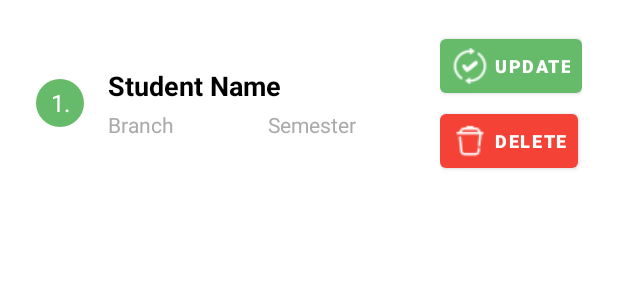
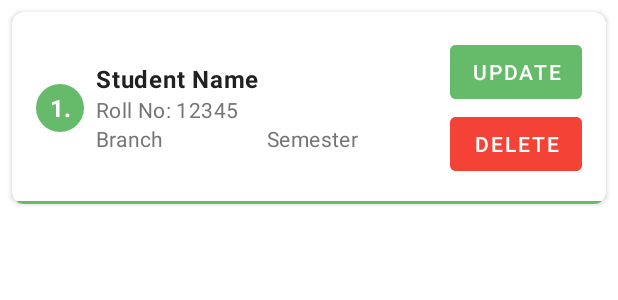
Before and after one commit to vishshivam/AttendanceApp, an Android app: the layout manage_item.xml on its own in the app's theme, with its tools: preview values and no code run, on a phone screen of 412 x 824 dp. Shown: the top 300 px of the screen. Run offline under Robolectric (Android 15) with nearby library versions, the phone set to English and light mode, and no system bars.

Commit message:
modified manage activity

```diff
--- a/app/src/main/java/com/example/attendo/ManageStudent.java
+++ b/app/src/main/java/com/example/attendo/ManageStudent.java
@@ -6,10 +6,12 @@ public class ManageStudent {
     private String name;
     private String branch;
     private int semester;
+    private String rollno;
 
-    public ManageStudent(long id, String name, String branch, int semester) {
+    public ManageStudent(long id, String name,String rollno,String branch, int semester) {
         this.id = id;
         this.name = name;
+        this.rollno = rollno;
         this.branch = branch;
         this.semester = semester;
     }
@@ -29,4 +31,6 @@ public class ManageStudent {
     public int getSemester() {
         return semester;
     }
+
+    public String getRollno() {  return rollno; }
 }
--- a/app/src/main/java/com/example/attendo/ManageStudentsActivity.java
+++ b/app/src/main/java/com/example/attendo/ManageStudentsActivity.java
@@ -63,9 +63,10 @@ public class ManageStudentsActivity extends AppCompatActivity {
             do {
                 long id = cursor.getLong(cursor.getColumnIndexOrThrow(DatabaseHelper.COLUMN_STUDENT_ID));
                 String name = cursor.getString(cursor.getColumnIndexOrThrow(DatabaseHelper.COLUMN_STUDENT_NAME));
+                String rollno = cursor.getString(cursor.getColumnIndexOrThrow(DatabaseHelper.COLUMN_STUDENT_ROLL_NO));
                 String branch = cursor.getString(cursor.getColumnIndexOrThrow(DatabaseHelper.COLUMN_BRANCH));
                 int semester = cursor.getInt(cursor.getColumnIndexOrThrow(DatabaseHelper.COLUMN_SEMESTER));
-                students.add(new ManageStudent(id, name, branch, semester));
+                students.add(new ManageStudent(id,name,rollno,branch,semester));
             } while (cursor.moveToNext());
             cursor.close();
         }
--- a/app/src/main/java/com/example/attendo/ReportActivity.java
+++ b/app/src/main/java/com/example/attendo/ReportActivity.java
@@ -48,7 +48,6 @@ public class ReportActivity extends AppCompatActivity {
 
         selectedDate = Calendar.getInstance();
         dateFormat = new SimpleDateFormat("yyyy-MM-dd", Locale.getDefault());
-
         buttonDate.setOnClickListener(new View.OnClickListener() {
             @Override
             public void onClick(View v) {
--- a/app/src/main/java/com/example/attendo/TakeAttendanceActivity.java
+++ b/app/src/main/java/com/example/attendo/TakeAttendanceActivity.java
@@ -65,6 +65,7 @@ public class TakeAttendanceActivity extends AppCompatActivity {
 
         dbHelper = new DatabaseHelper(this);
         calendar = Calendar.getInstance();
+        //populateDummyData(); // Add this line
 
         setupSpinners();
         setupRecyclerView();
@@ -85,6 +86,8 @@ public class TakeAttendanceActivity extends AppCompatActivity {
 
         btnBulkAttendance.setOnClickListener(v -> markAllPresent());
     }
+
+
     private void markAllPresent() {
         allPresent = !allPresent; // Toggle the state
         studentAdapter.markAllPresent(allPresent);
--- a/app/src/main/res/layout/item_report.xml
+++ b/app/src/main/res/layout/item_report.xml
@@ -26,7 +26,7 @@
             android:gravity="center"
             android:text="1."
             android:textColor="@color/white"
-            android:textSize="16sp" />
+            android:textSize="14sp" />
 
         <LinearLayout
             android:layout_width="0dp"
@@ -42,7 +42,7 @@
                 android:layout_weight="1"
                 android:text="Student Name"
                 android:textColor="@color/black"
-                android:textSize="18sp"
+                android:textSize="14sp"
                 android:textStyle="bold" />
 
             <TextView
--- a/app/src/main/res/layout/manage_item.xml
+++ b/app/src/main/res/layout/manage_item.xml
@@ -4,22 +4,15 @@
     xmlns:tools="http://schemas.android.com/tools"
     android:layout_width="match_parent"
     android:layout_height="wrap_content"
-    android:layout_marginHorizontal="8dp"
-    android:layout_marginVertical="4dp"
+    android:layout_margin="8dp"
     app:cardCornerRadius="8dp"
-    app:cardElevation="0dp"
-    android:background="@drawable/soft_card_background">
-
-    <LinearLayout
-        android:layout_width="match_parent"
-        android:layout_height="wrap_content"
-        android:orientation="vertical"
-        android:padding="16dp">
+    app:cardElevation="2dp">
 
     <LinearLayout
         android:layout_width="match_parent"
         android:layout_height="wrap_content"
         android:orientation="horizontal"
+        android:padding="16dp"
         android:gravity="center_vertical">
 
         <TextView
@@ -27,12 +20,12 @@
             android:layout_width="32dp"
             android:layout_height="32dp"
             android:text="1."
-                android:background="@drawable/rounded_number_background"
             android:gravity="center"
             android:textColor="@color/white"
+            android:textStyle="bold"
             android:textSize="16sp"
-                android:layout_marginEnd="16dp"/>
-
+            android:background="@drawable/rounded_number_background"
+            />
         <LinearLayout
         android:layout_width="0dp"
         android:layout_height="wrap_content"
@@ -43,34 +36,45 @@
             android:id="@+id/textViewStudentName"
             android:layout_width="wrap_content"
             android:layout_height="wrap_content"
-                    android:textSize="18sp"
+            android:textAppearance="@style/TextAppearance.MaterialComponents.Body1"
+            android:textColor="@color/primaryTextColor"
             android:textStyle="bold"
-                    android:textColor="@color/black"
-                    tools:text="Student Name" />
+            tools:text="Student Name"
+            android:layout_marginStart="8dp"/>
+
+        <TextView
+            android:id="@+id/textViewStudentRollNo"
+            android:layout_width="wrap_content"
+            android:layout_height="wrap_content"
+            android:textAppearance="@style/TextAppearance.MaterialComponents.Body2"
+            android:textColor="@color/secondaryTextColor"
+            tools:text="Roll No: 12345"
+            android:layout_marginStart="8dp"/>
 
         <LinearLayout
             android:layout_width="match_parent"
             android:layout_height="wrap_content"
-                    android:orientation="horizontal"
-                    android:layout_marginTop="4dp">
+            android:orientation="horizontal">
 
             <TextView
                 android:id="@+id/textViewStudentBranch"
                 android:layout_width="0dp"
                 android:layout_height="wrap_content"
                 android:layout_weight="1"
-                        android:textSize="14sp"
-                        android:textColor="@android:color/darker_gray"
-                        tools:text="Branch" />
+                android:textAppearance="@style/TextAppearance.MaterialComponents.Body2"
+                android:textColor="@color/secondaryTextColor"
+                tools:text="Branch"
+                android:layout_marginStart="8dp"/>
 
             <TextView
                 android:id="@+id/textViewStudentSemester"
                 android:layout_width="0dp"
                 android:layout_height="wrap_content"
                 android:layout_weight="1"
-                        android:textSize="14sp"
-                        android:textColor="@android:color/darker_gray"
-                        tools:text="Semester" />
+                android:textAppearance="@style/TextAppearance.MaterialComponents.Body2"
+                android:textColor="@color/secondaryTextColor"
+                tools:text="Semester"
+                android:layout_marginStart="8dp"/>
         </LinearLayout>
     </LinearLayout>
 
@@ -79,39 +83,32 @@
             android:layout_height="wrap_content"
             android:orientation="vertical"
             android:gravity="center_vertical"
-                android:layout_marginStart="8dp">
+            android:layout_marginStart="16dp">
 
             <com.google.android.material.button.MaterialButton
                 android:id="@+id/buttonUpdate"
+                style="@style/Widget.MaterialComponents.Button.TextButton"
                 android:layout_width="wrap_content"
                 android:layout_height="wrap_content"
                 android:text="Update"
-                    android:textSize="12sp"
-                    android:paddingStart="8dp"
-                    android:paddingEnd="8dp"
-                    app:icon="@drawable/updated"
-                    app:iconGravity="textStart"
-                    app:iconPadding="4dp"
-                    android:textStyle="bold"
-                    android:textColor="@color/white"
-                    app:iconTint="@color/white"
-                    />
+                android:backgroundTint="@color/green_darker"
+                android:textColor="@color/white" />
+
             <com.google.android.material.button.MaterialButton
                 android:id="@+id/buttonDelete"
+                style="@style/Widget.MaterialComponents.Button.TextButton"
                 android:layout_width="wrap_content"
                 android:layout_height="wrap_content"
                 android:text="Delete"
-                    android:textSize="12sp"
-                    android:paddingStart="8dp"
-                    android:paddingEnd="8dp"
-                    app:icon="@drawable/icons8delete24"
-                    app:iconGravity="textStart"
-                    app:iconPadding="4dp"
-                    android:textStyle="bold"
-                    android:textColor="@color/white"
-                    android:layout_marginTop="2dp"
-                    app:backgroundTint="@color/red"
-                    app:iconTint="@color/white"/> </LinearLayout>
+                android:backgroundTint="@color/red"
+                android:textColor="@color/white" />
+
         </LinearLayout>
+
     </LinearLayout>
+    <View
+        android:layout_width="match_parent"
+        android:layout_height="2dp"
+        android:background="@color/green_darker"
+        android:layout_gravity="bottom"/>
 </com.google.android.material.card.MaterialCardView>
--- a/app/src/main/res/values/colors.xml
+++ b/app/src/main/res/values/colors.xml
@@ -26,4 +26,9 @@
     <color name="delete_button_color">#F44336</color>
     <color name="red">#F44336</color>
         <color name="your_desired_color">#FF9800</color>
+
+
+        <color name="primaryTextColor">#212121</color>
+       <color name="secondaryTextColor">#757575</color>
+    <color name="dividerColor">#C9C6C6</color>
 </resources>
--- a/app/src/main/res/values/themes.xml
+++ b/app/src/main/res/values/themes.xml
@@ -31,6 +31,7 @@
     </style>
     <style name="DetailButtonStyle" parent="Widget.MaterialComponents.Button.TextButton">
         <item name="backgroundTint">@color/your_desired_color</item>
-        <item name="android:textColor">@color/white</item> <item name="android:textSize">12sp</item>
+        <item name="android:textColor">@color/white</item>
+        <item name="android:textSize">10sp</item>
     </style>
 </resources>
```
Also changed, not shown: app/src/main/java/com/example/attendo/ManageStudentAdapter.java (+5 -3 lines), app/src/main/res/drawable/folded_corner.xml (added, +22 -0 lines), app/src/main/res/layout/activity_detail.xml (+15 -0 lines). Lines whose indentation alone changed are shown as unchanged.
